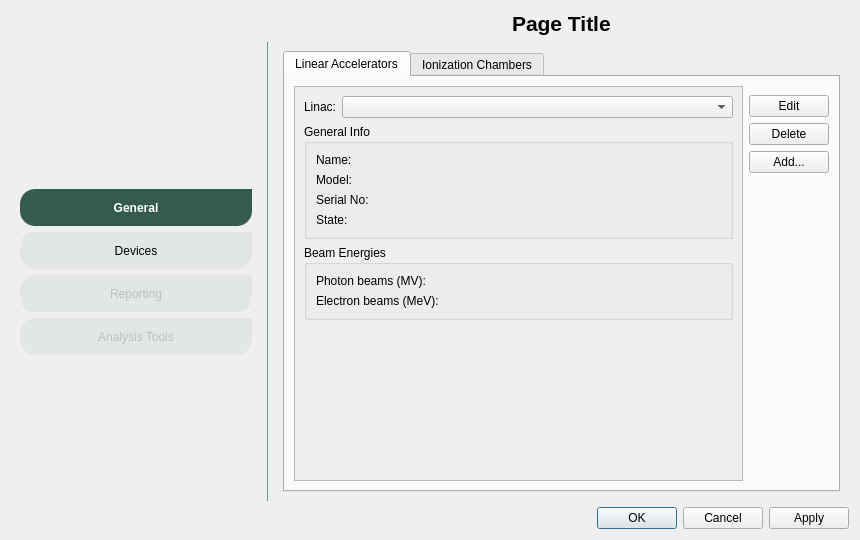
This is ui/qt_ui/preferences.ui in Quantico-Bullet/PyBeam-QA as Qt 5 draws it before an edit. The edited form follows.
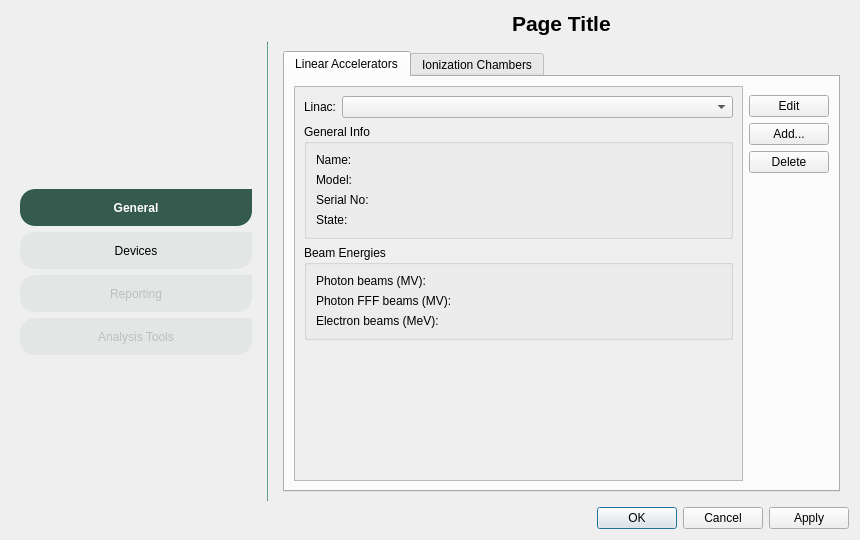
This is the edited form. The open tabs and pages were chosen to show the change.

Patch:
```diff
--- a/ui/qt_ui/preferences.ui
+++ b/ui/qt_ui/preferences.ui
@@ -424,20 +424,34 @@
                         </property>
                        </widget>
                       </item>
-                      <item row="1" column="0">
+                      <item row="2" column="0">
                        <widget class="QLabel" name="electron_beam_label">
                         <property name="text">
                          <string>Electron beams (MeV):</string>
                         </property>
                        </widget>
                       </item>
-                      <item row="1" column="1">
+                      <item row="2" column="1">
                        <widget class="QLabel" name="electron_beam_field">
                         <property name="text">
                          <string/>
                         </property>
                        </widget>
                       </item>
+                      <item row="1" column="0">
+                       <widget class="QLabel" name="photon_fff_beam_label">
+                        <property name="text">
+                         <string>Photon FFF beams (MV):</string>
+                        </property>
+                       </widget>
+                      </item>
+                      <item row="1" column="1">
+                       <widget class="QLabel" name="photon_fff_beam_field">
+                        <property name="text">
+                         <string/>
+                        </property>
+                       </widget>
+                      </item>
                      </layout>
                     </item>
                    </layout>
@@ -483,19 +497,6 @@
                </property>
               </widget>
              </item>
-             <item>
-              <widget class="QPushButton" name="delete_linac_btn">
-               <property name="sizePolicy">
-                <sizepolicy hsizetype="Fixed" vsizetype="Fixed">
-                 <horstretch>0</horstretch>
-                 <verstretch>0</verstretch>
-                </sizepolicy>
-               </property>
-               <property name="text">
-                <string>Delete</string>
-               </property>
-              </widget>
-             </item>
              <item>
               <widget class="QPushButton" name="add_linac_btn">
                <property name="sizePolicy">
@@ -509,6 +510,19 @@
                </property>
               </widget>
              </item>
+             <item>
+              <widget class="QPushButton" name="delete_linac_btn">
+               <property name="sizePolicy">
+                <sizepolicy hsizetype="Fixed" vsizetype="Fixed">
+                 <horstretch>0</horstretch>
+                 <verstretch>0</verstretch>
+                </sizepolicy>
+               </property>
+               <property name="text">
+                <string>Delete</string>
+               </property>
+              </widget>
+             </item>
              <item>
               <spacer name="verticalSpacer">
                <property name="orientation">
```
Left out of the diff: 28 changed lines with no effect on the pictures.
